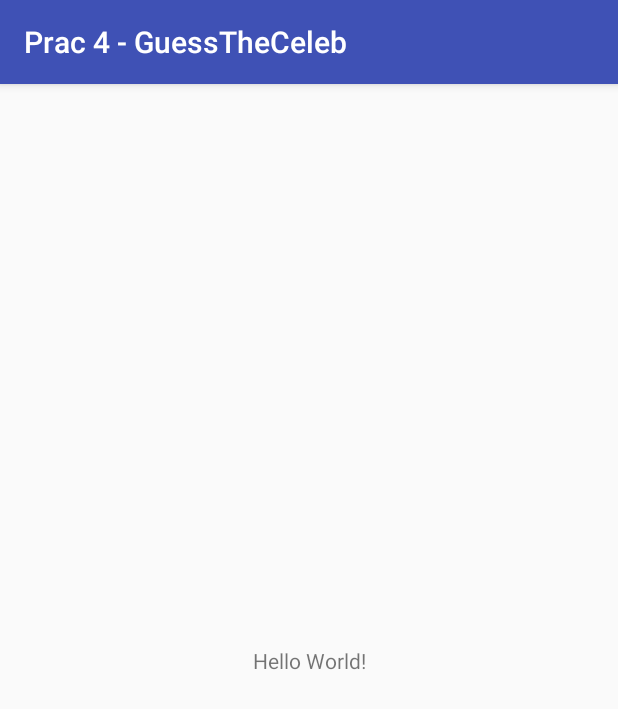
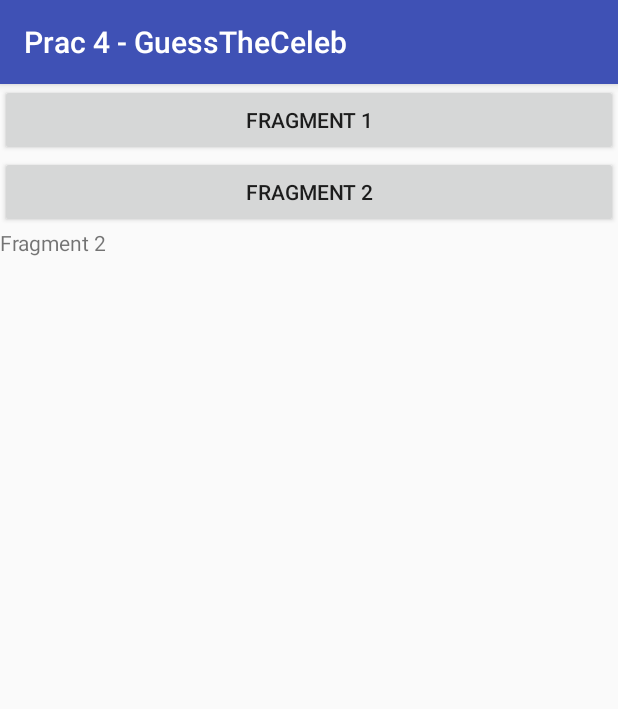
Before and after one commit to chris-breed/mc-practicals, an Android app: the screen it shows after launch (MainActivity), on a phone screen of 412 x 824 dp. Shown: the top 709 px of the screen. Run offline under Robolectric (Android 15) with nearby library versions, the phone set to English and light mode, and no system bars; 1 statement that could not run was skipped.

Commit message:
start of fragments

```diff
--- a/Prac 4 - GuessTheCeleb/app/src/main/java/com/practicals/chris/prac4_guesstheceleb/MainActivity.java
+++ b/Prac 4 - GuessTheCeleb/app/src/main/java/com/practicals/chris/prac4_guesstheceleb/MainActivity.java
@@ -1,13 +1,23 @@
 package com.practicals.chris.prac4_guesstheceleb;
 
+import android.app.Fragment;
+import android.net.Uri;
 import android.support.v7.app.AppCompatActivity;
 import android.os.Bundle;
 
-public class MainActivity extends AppCompatActivity {
+public class MainActivity extends AppCompatActivity implements MainFragment.OnFragmentInteractionListener, SecondaryFragment.OnFragmentInteractionListener {
 
     @Override
     protected void onCreate(Bundle savedInstanceState) {
         super.onCreate(savedInstanceState);
         setContentView(R.layout.activity_main);
+
+        Fragment base;
+        base = findViewById(R.id.fragment);
+    }
+
+    @Override
+    public void onFragmentInteraction(Uri uri) {
+
     }
 }
--- a/Prac 4 - GuessTheCeleb/app/src/main/res/layout/activity_main.xml
+++ b/Prac 4 - GuessTheCeleb/app/src/main/res/layout/activity_main.xml
@@ -6,13 +6,29 @@
     android:layout_height="match_parent"
     tools:context="com.practicals.chris.prac4_guesstheceleb.MainActivity">
 
-    <TextView
-        android:layout_width="wrap_content"
-        android:layout_height="wrap_content"
-        android:text="Hello World!"
-        app:layout_constraintBottom_toBottomOf="parent"
-        app:layout_constraintLeft_toLeftOf="parent"
-        app:layout_constraintRight_toRightOf="parent"
-        app:layout_constraintTop_toTopOf="parent" />
+    <LinearLayout
+        android:layout_width="match_parent"
+        android:layout_height="match_parent"
+        android:orientation="vertical">
+
+        <Button
+            android:id="@+id/button"
+            android:layout_width="match_parent"
+            android:layout_height="wrap_content"
+            android:text="Fragment 1" />
+
+        <Button
+            android:id="@+id/button2"
+            android:layout_width="match_parent"
+            android:layout_height="wrap_content"
+            android:text="Fragment 2" />
+
+        <fragment
+            android:id="@+id/fragment"
+            android:name="com.practicals.chris.prac4_guesstheceleb.SecondaryFragment"
+            android:layout_width="match_parent"
+            android:layout_height="match_parent" />
+
+    </LinearLayout>
 
 </android.support.constraint.ConstraintLayout>
--- a/Prac 4 - GuessTheCeleb/app/src/main/res/layout/fragment_main.xml
+++ b/Prac 4 - GuessTheCeleb/app/src/main/res/layout/fragment_main.xml
@@ -8,6 +8,6 @@
     <TextView
         android:layout_width="match_parent"
         android:layout_height="match_parent"
-        android:text="@string/hello_blank_fragment" />
+        android:text="Fragment 1" />
 
 </FrameLayout>
--- a/Prac 4 - GuessTheCeleb/app/src/main/res/layout/fragment_secondary.xml
+++ b/Prac 4 - GuessTheCeleb/app/src/main/res/layout/fragment_secondary.xml
@@ -8,6 +8,6 @@
     <TextView
         android:layout_width="match_parent"
         android:layout_height="match_parent"
-        android:text="@string/hello_blank_fragment" />
+        android:text="Fragment 2" />
 
 </FrameLayout>
```
